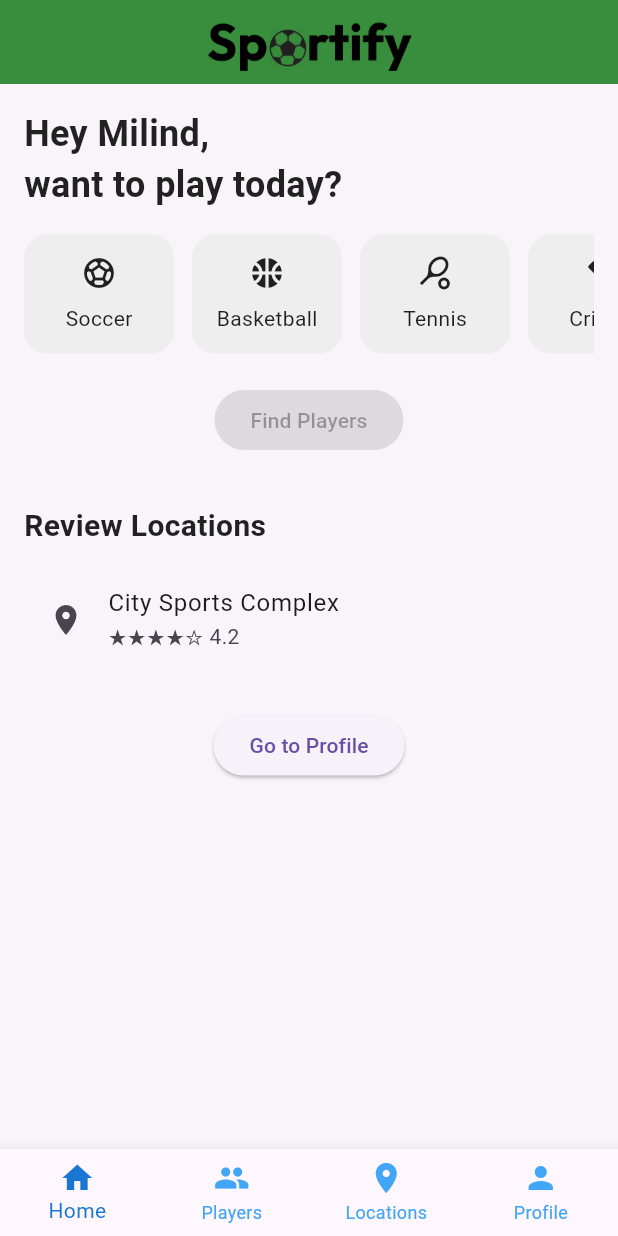
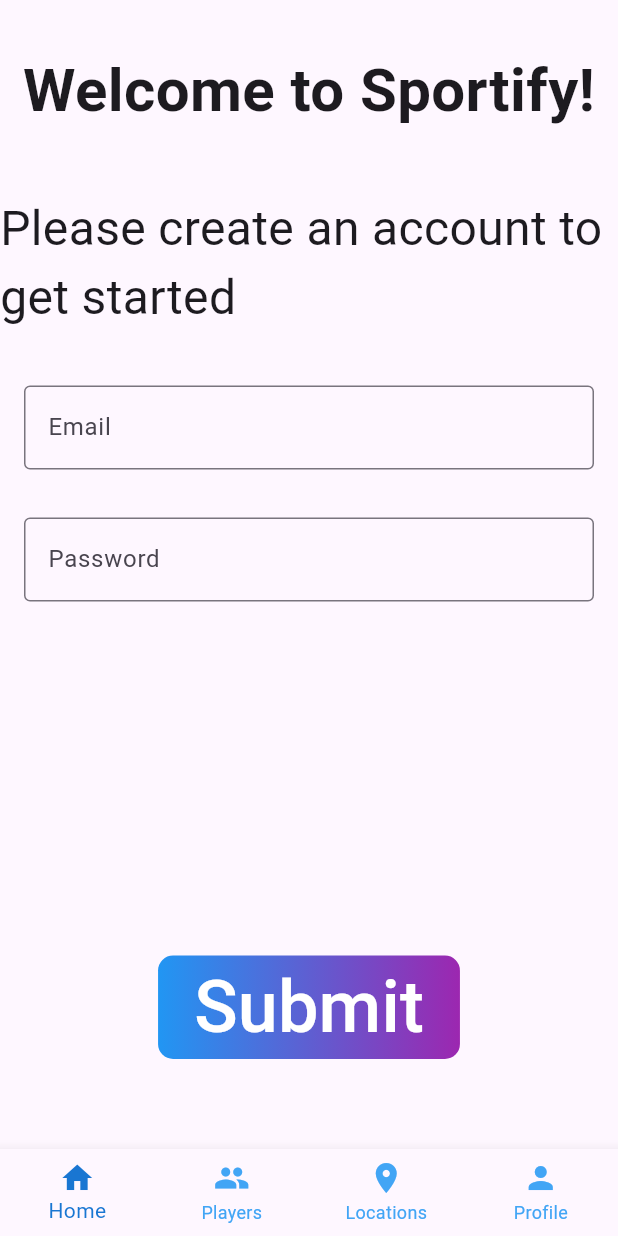
Before and after one commit to m-GDEV/Sportify, a Flutter app: the screen it shows after launch, on a phone screen of 412 x 824 dp. Run offline on Flutter 3.47's test engine with Material 3 defaults, Android fonts, the phone set to English and light mode, and no system bars; our stand-ins replace firebase_auth, firebase_core; accounts and stored records are empty.

Commit message:
added firebase auth

```diff
--- a/lib/main.dart
+++ b/lib/main.dart
@@ -1,11 +1,19 @@
 import 'package:flutter/material.dart';
+import 'package:sportify/screens/create_account_screen.dart';
 import 'screens/home_screen.dart';
 import 'screens/find_players_screen.dart';
 import 'screens/review_locations_screen.dart';
 import 'screens/players_screen.dart';
 import 'screens/profile_page.dart';
+import 'package:firebase_auth/firebase_auth.dart';
+import 'package:firebase_core/firebase_core.dart';
+import 'firebase_options.dart';
 
-void main() {
+void main() async {
+  WidgetsFlutterBinding.ensureInitialized();
+  await Firebase.initializeApp(
+    options: DefaultFirebaseOptions.currentPlatform,
+  );
   runApp(const MyApp());
 }
 
@@ -17,17 +25,7 @@ class MyApp extends StatelessWidget {
     return MaterialApp(
       title: 'Sportify',
       theme: ThemeData(
-        scaffoldBackgroundColor: Color(0xFFF8F4FA), // light pastel
-        primaryColor: Color(0xFF388E3C),            // green
-        appBarTheme: AppBarTheme(
-          color: Color(0xFF388E3C),
-          iconTheme: IconThemeData(color: Colors.white),
-          titleTextStyle: TextStyle(color: Colors.white, fontSize: 20),
-        ),
-        textTheme: TextTheme(
-          bodyMedium: TextStyle(color: Colors.black87),
-          titleLarge: TextStyle(fontWeight: FontWeight.bold),
-        ),
+        primarySwatch: Colors.blue,
       ),
       home: const MainNavigation(),
     );
@@ -45,6 +43,7 @@ class _MainNavigationState extends State<MainNavigation> {
   int _selectedIndex = 0;
 
   final List<Widget> _screens = [
+    CreateAccountScreen(),
     HomeScreen(),
     PlayersScreen(),
     ReviewLocationsScreen(),
--- /dev/null
+++ b/lib/screens/create_account_screen.dart
@@ -0,0 +1,125 @@
+import 'package:flutter/material.dart';
+import 'package:firebase_auth/firebase_auth.dart';
+import 'package:provider/provider.dart';
+import 'package:sportify/main.dart';
+import 'package:sportify/screens/home_screen.dart';
+import 'package:sportify/util/AuthService.dart';
+
+class CreateAccountScreen extends StatefulWidget {
+  @override
+  State<CreateAccountScreen> createState() => _CreateAccountScreenState();
+}
+
+class _CreateAccountScreenState extends State<CreateAccountScreen> {
+  var email = "";
+  var password = "";
+
+  @override
+  Widget build(BuildContext context) {
+    return Scaffold(
+      body: Center(
+        child: Column(
+          mainAxisAlignment: MainAxisAlignment.spaceBetween,
+          children: [
+            Column(children: [
+            Padding(
+              padding: const EdgeInsets.fromLTRB(0, 32, 0, 40),
+              child: Text(
+                "Welcome to Sportify!",
+                style: TextStyle(fontSize: 40, fontWeight: FontWeight.bold),
+              ),
+            ),
+            Padding(
+              padding: const EdgeInsets.fromLTRB(0, 0, 0, 20),
+              child: Text(
+                "Please create an account to get started",
+                style: TextStyle(fontSize: 32, fontWeight: FontWeight.w400),
+              ),
+            ),
+            Padding(
+              padding: const EdgeInsets.all(16.0),
+              child: SizedBox(
+                width: 500,
+                child: TextField(
+                  autofillHints: [AutofillHints.email],
+                  onChanged: (value) {
+                    setState(() {
+                      email = value;
+                    });
+                    print(email);
+                  },
+                  decoration: InputDecoration(
+                    labelText: 'Email',
+                    hintText: 'Please enter a valid email',
+                    border: OutlineInputBorder(),
+                  ),
+                ),
+              ),
+            ),
+            Padding(
+              padding: const EdgeInsets.all(16.0),
+              child: SizedBox(
+                width: 500,
+                child: TextField(
+                  onChanged:
+                      (value) => setState(() {
+                        password = value;
+                      }),
+                  obscureText: true,
+                  decoration: InputDecoration(
+                    labelText: 'Password',
+                    hintText:
+                        'Enter a fun username that reflects your personality!',
+                    border: OutlineInputBorder(),
+                  ),
+                ),
+              ),
+            ),
+
+            ],),
+            Padding(
+              padding: const EdgeInsets.fromLTRB(0, 0, 0, 60),
+              child: Container(
+              decoration: BoxDecoration(
+                gradient: LinearGradient(
+                  colors: [Colors.blue, Colors.purple],
+                ),
+                borderRadius: BorderRadius.circular(10),
+              ),
+              child: ElevatedButton(
+                style: ElevatedButton.styleFrom(
+                  backgroundColor: Colors.transparent,
+                  shadowColor: Colors.transparent,
+                ),
+                onPressed: () async{
+                  final res = await AuthService.registration(email: email, password: password);
+
+                  if (res!.contains('Success')) {
+                    Navigator.of(context).pushReplacement(MaterialPageRoute(builder: (context) => const HomeScreen()));
+                  }
+                  else {
+                    showDialog<String> (context: context,
+                    builder: (BuildContext context) {
+                      return AlertDialog(
+                        title: const Text('Error creating an account'),
+                        content: Text(res),
+                        actions: <Widget>[
+                          TextButton(
+                            onPressed: () => Navigator.pop(context, 'OK'),
+                            child: const Text('OK'),
+                          ),
+                        ],
+                      );
+                    });
+                  }
+                },
+                child: Text('Submit', style: TextStyle(fontSize: 48, color: Colors.white),
+              )),
+                        ),
+            )
+          ],
+        ),
+      ),
+    );
+  }
+}
--- /dev/null
+++ b/lib/util/AuthService.dart
@@ -0,0 +1,49 @@
+import 'package:firebase_auth/firebase_auth.dart';
+
+class AuthService {
+  static Future<String?> registration({
+    required String email,
+    required String password,
+  }) async {
+    try {
+      await FirebaseAuth.instance.createUserWithEmailAndPassword(
+        email: email,
+        password: password,
+      );
+      return 'Success';
+    } on FirebaseAuthException catch (e) {
+      if (e.code == 'weak-password') {
+        return 'The password provided is too weak.';
+      } else if (e.code == 'email-already-in-use') {
+        return 'The account already exists for that email.';
+      } else {
+        return e.message;
+      }
+    } catch (e) {
+      return e.toString();
+    }
+  }
+
+  static Future<String?> login({
+    required String email,
+    required String password,
+  }) async {
+    try {
+      await FirebaseAuth.instance.signInWithEmailAndPassword(
+        email: email,
+        password: password,
+      );
+      return 'Success';
+    } on FirebaseAuthException catch (e) {
+      if (e.code == 'user-not-found') {
+        return 'No user found for that email.';
+      } else if (e.code == 'wrong-password') {
+        return 'Wrong password provided for that user.';
+      } else {
+        return e.message;
+      }
+    } catch (e) {
+      return e.toString();
+    }
+  }
+}
--- a/pubspec.yaml
+++ b/pubspec.yaml
@@ -34,6 +34,9 @@ dependencies:
   # The following adds the Cupertino Icons font to your application.
   # Use with the CupertinoIcons class for iOS style icons.
   cupertino_icons: ^1.0.8
+  firebase_auth: ^4.20.0
+  provider: ^6.1.2
+  firebase_core: ^2.32.0
 
 dev_dependencies:
   flutter_test:
@@ -44,8 +47,6 @@ dev_dependencies:
   # activated in the `analysis_options.yaml` file located at the root of your
   # package. See that file for information about deactivating specific lint
   # rules and activating additional ones.
-  firebase_core: ^2.30.0
-  firebase_auth: ^4.17.5
   cloud_firestore: ^4.15.5
   firebase_auth_web: ^5.8.15 # force latest patch version to avoid the bug
 
```
Also changed, not shown: lib/screens/login_screen.dart (added, +125 -0 lines), firebase.json (added), lib/firebase_options.dart (added), pubspec.lock, 3 other files.
